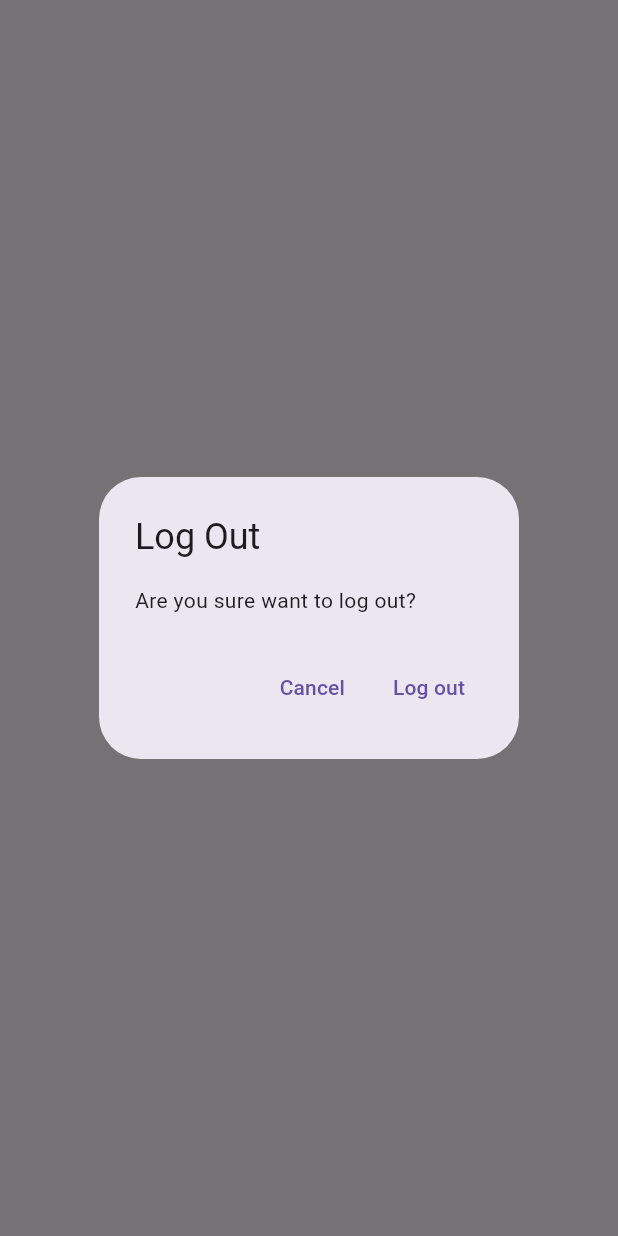
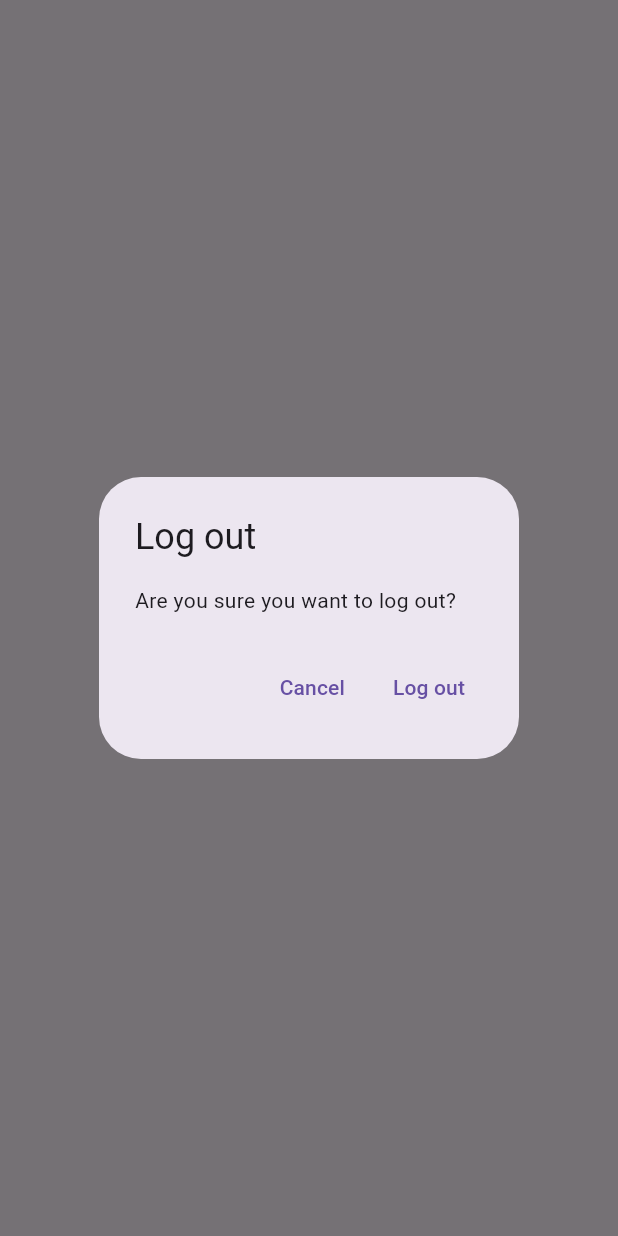
Before and after one commit to Zakerous76/myFlutterTutorials, a Flutter app: what showLogOutDialog() shows on an empty page, opened directly, on a phone screen of 412 x 824 dp. Run offline on Flutter 3.47's test engine with Material 3 defaults, Android fonts, the phone set to English and light mode, and no system bars; our stand-ins replace firebase_auth, firebase_core, sqflite; accounts and stored records are empty; network calls fail.

Commit message:
Step 16: Added the delete functionality for notes. Created a generic dialog and from it specialized dialogs.

```diff
--- /dev/null
+++ b/myfirsttutorial/lib/utilities/dialogs/generic_dialog.dart
@@ -0,0 +1,34 @@
+import 'package:flutter/material.dart';
+
+typedef DialogOptionsBuilder<T> = Map<String, T?> Function();
+
+Future<T?> showGenericDialog<T>({
+  required BuildContext context,
+  required String title,
+  required String content,
+  required DialogOptionsBuilder optionsBuilder,
+}) {
+  final options = optionsBuilder();
+  return showDialog<T>(
+    context: context,
+    builder: (context) {
+      return AlertDialog(
+        title: Text(title),
+        content: Text(content),
+        actions: options.keys.map((optionsTitle) {
+          final T value = options[optionsTitle];
+          return TextButton(
+            onPressed: () {
+              if (value != null) {
+                Navigator.of(context).pop(value);
+              } else {
+                Navigator.of(context).pop();
+              }
+            },
+            child: Text(optionsTitle),
+          );
+        }).toList(),
+      );
+    },
+  );
+}
--- /dev/null
+++ b/myfirsttutorial/lib/utilities/dialogs/logout_dialog.dart
@@ -0,0 +1,16 @@
+import 'package:flutter/material.dart';
+import 'package:myfirsttutorial/utilities/dialogs/generic_dialog.dart';
+
+Future<bool> showLogOutDialog(BuildContext context) {
+  return showGenericDialog<bool>(
+    context: context,
+    title: "Log out",
+    content: "Are you sure you want to log out?",
+    optionsBuilder: () => {
+      "Cancel": false,
+      "Log out": true,
+    },
+  ).then(
+    (value) => value ?? false,
+  );
+}
--- a/myfirsttutorial/lib/views/login_view.dart
+++ b/myfirsttutorial/lib/views/login_view.dart
@@ -4,7 +4,7 @@
 import 'package:myfirsttutorial/constants/routes.dart';
 import 'package:myfirsttutorial/services/auth/auth_exceptions.dart';
 import 'package:myfirsttutorial/services/auth/auth_service.dart';
-import 'package:myfirsttutorial/utilities/show_error_dialog.dart';
+import 'package:myfirsttutorial/utilities/dialogs/error_dialog.dart';
 
 class LoginView extends StatefulWidget {
   //Here we converted the previous Stateless homepage to a stateful one
--- a/myfirsttutorial/lib/views/notes/notes_view.dart
+++ b/myfirsttutorial/lib/views/notes/notes_view.dart
@@ -5,7 +5,8 @@
 import 'package:myfirsttutorial/enums/menu_action.dart';
 import 'package:myfirsttutorial/services/auth/auth_service.dart';
 import 'package:myfirsttutorial/services/crud/notes_service.dart';
-import 'package:sqflite/sqflite.dart';
+import 'package:myfirsttutorial/utilities/dialogs/logout_dialog.dart';
+import 'package:myfirsttutorial/views/notes/notes_list_view.dart';
 
 class NotesView extends StatefulWidget {
   const NotesView({super.key});
@@ -93,20 +94,11 @@
                           final allNotes = snapshot.data as List<DatabaseNote>;
                           // print(allNotes);
                           // return const Text("Got All the notes");
-                          return ListView.builder(
-                            itemCount: allNotes.length,
-                            itemBuilder: (context, index) {
-                              final note = allNotes[index];
-                              return ListTile(
-                                title: Text(
-                                  note.text,
-                                  maxLines: 1,
-                                  softWrap: true,
-                                  overflow: TextOverflow.ellipsis,
-                                ),
-                              );
-                            },
-                          );
+                          return NotesListView(
+                              notes: allNotes,
+                              onDeleteNote: (note) async {
+                                await _notesService.deleteNote(id: note.id);
+                              });
                         } else {
                           return const CircularProgressIndicator();
                         }
@@ -124,29 +116,3 @@
         ));
   }
 }
-
-Future<bool> showLogOutDialog(BuildContext context) {
-  return showDialog(
-    context: context,
-    builder: (context) {
-      return AlertDialog(
-        title: const Text("Log Out"),
-        content: const Text("Are you sure want to log out?"),
-        actions: [
-          TextButton(
-            onPressed: () {
-              Navigator.of(context).pop(false);
-            },
-            child: const Text("Cancel"),
-          ),
-          TextButton(
-            onPressed: () {
-              Navigator.of(context).pop(true);
-            },
-            child: const Text("Log out"),
-          )
-        ],
-      );
-    },
-  ).then((value) => value ?? false);
-}
--- a/myfirsttutorial/lib/views/register_view.dart
+++ b/myfirsttutorial/lib/views/register_view.dart
@@ -6,7 +6,7 @@
 import 'package:myfirsttutorial/constants/routes.dart';
 import 'package:myfirsttutorial/services/auth/auth_exceptions.dart';
 import 'package:myfirsttutorial/services/auth/auth_service.dart';
-import 'package:myfirsttutorial/utilities/show_error_dialog.dart';
+import 'package:myfirsttutorial/utilities/dialogs/error_dialog.dart';
 
 class RegisterView extends StatefulWidget {
   const RegisterView({super.key});
```
Also changed, not shown: myfirsttutorial/lib/utilities/dialogs/delete_dialog.dart (added, +16 -0 lines), myfirsttutorial/lib/utilities/dialogs/error_dialog.dart (added, +14 -0 lines), myfirsttutorial/lib/utilities/show_error_dialog.dart (deleted, +0 -22 lines), myfirsttutorial/lib/views/notes/notes_list_view.dart (added, +43 -0 lines).
